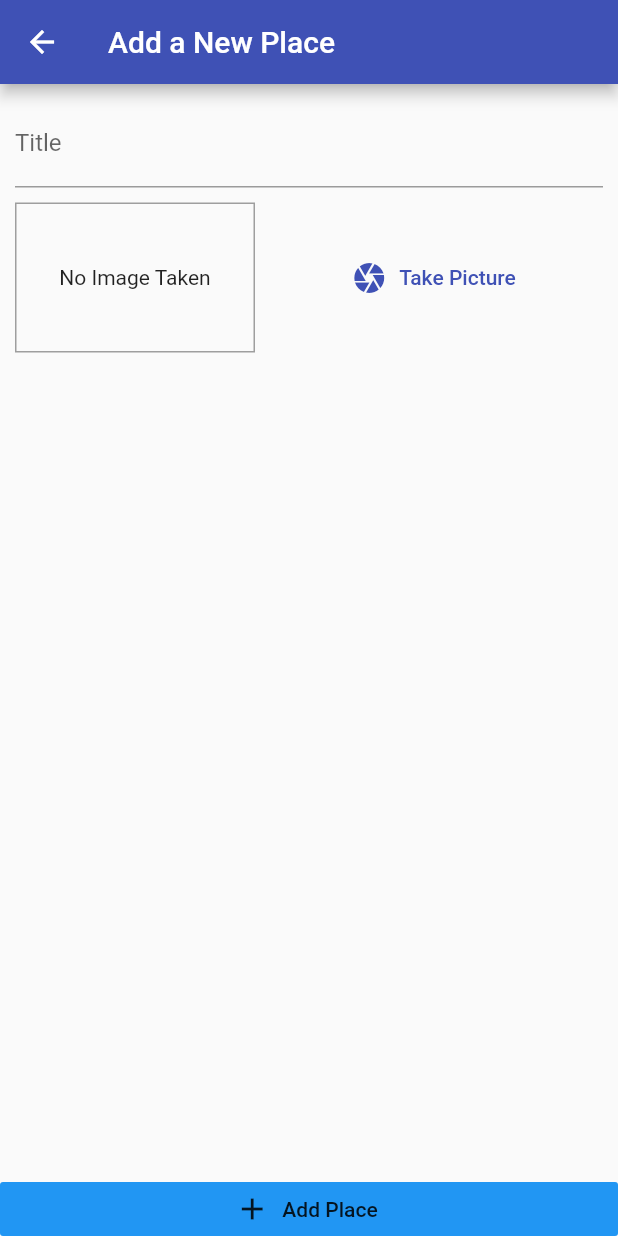
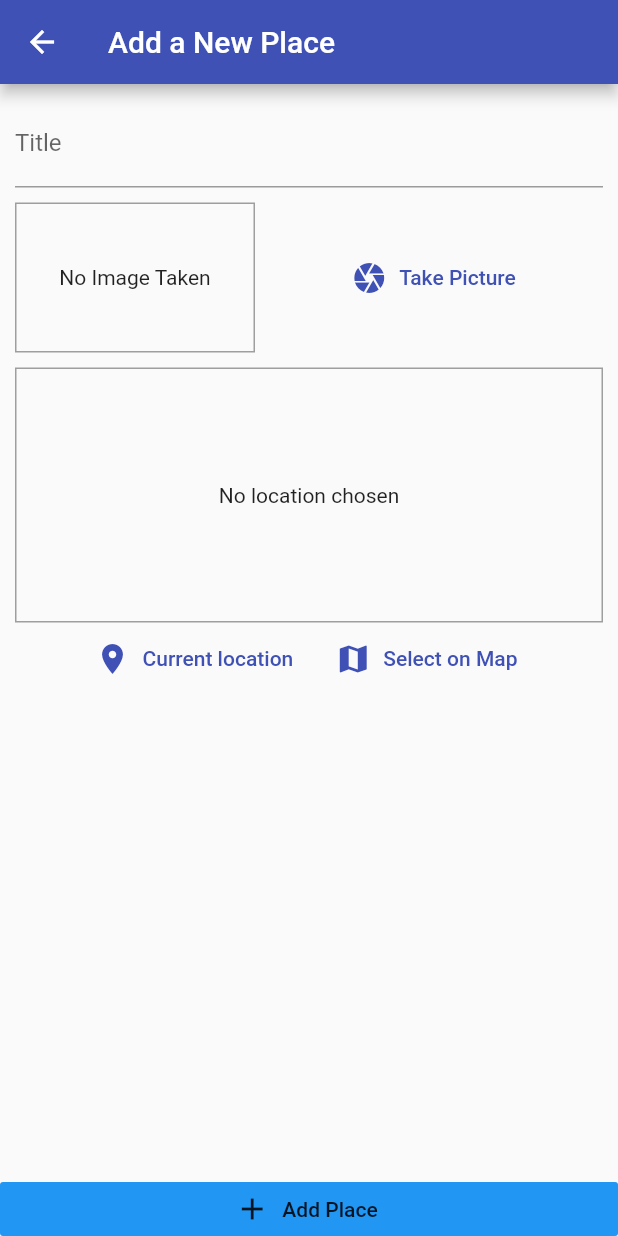
Before and after one commit to cojarepublic/great-places, a Flutter app: the AddPlaceScreen screen opened by its route, on a phone screen of 412 x 824 dp. Run offline on Flutter 3.47's test engine with Material 2 defaults, Android fonts, the phone set to English and light mode, and no system bars; our stand-ins replace image_picker, sqflite; accounts and stored records are empty.

Commit message:
Added location input

```diff
--- a/lib/screens/add_place_screen.dart
+++ b/lib/screens/add_place_screen.dart
@@ -3,6 +3,7 @@ import 'dart:io';
 import 'package:flutter/material.dart';
 import 'package:great_places/providers/great_places.dart';
 import 'package:great_places/widgets/image_input.dart';
+import 'package:great_places/widgets/location_input.dart';
 import 'package:provider/provider.dart';
 
 class AddPlaceScreen extends StatefulWidget {
@@ -48,6 +49,8 @@ class _AddPlaceScreenState extends State<AddPlaceScreen> {
                   ),
                   SizedBox(height: 10,),
                   ImageInput(_selectImage),
+                  SizedBox(height: 10,),
+                  LocationInput(),
                 ],),
               ),
             ),
--- /dev/null
+++ b/lib/widgets/location_input.dart
@@ -0,0 +1,50 @@
+import 'package:flutter/material.dart';
+
+class LocationInput extends StatefulWidget {
+  @override
+  _LocationInputState createState() => _LocationInputState();
+}
+
+class _LocationInputState extends State<LocationInput> {
+  String _previewImageUrl;
+
+  @override
+  Widget build(BuildContext context) {
+    return Column(
+      children: [
+        Container(
+            height: 170,
+            width: double.infinity,
+            alignment: Alignment.center,
+            decoration: BoxDecoration(border: Border.all(width: 1, color: Colors.grey)),
+            child: _previewImageUrl == null
+                ? Text(
+                    'No location chosen',
+                    textAlign: TextAlign.center,
+                  )
+                : Image.network(
+                    _previewImageUrl,
+                    fit: BoxFit.cover,
+                    width: double.infinity,
+                  )),
+        Row(
+          mainAxisAlignment: MainAxisAlignment.center,
+          children: [
+            FlatButton.icon(
+              onPressed: () {},
+              icon: Icon(Icons.location_on),
+              label: Text('Current location'),
+              textColor: Theme.of(context).primaryColor,
+            ),
+            FlatButton.icon(
+              onPressed: () {},
+              icon: Icon(Icons.map),
+              label: Text('Select on Map'),
+              textColor: Theme.of(context).primaryColor,
+            ),
+          ],
+        )
+      ],
+    );
+  }
+}
--- a/pubspec.yaml
+++ b/pubspec.yaml
@@ -28,6 +28,7 @@ dependencies:
   path_provider: ^1.1.0
   path: ^1.6.2
   sqflite: ^1.1.5
+  location: ^2.3.5
 
 
   # The following adds the Cupertino Icons font to your application.
```
Also changed, not shown: pubspec.lock, 2 other files.
